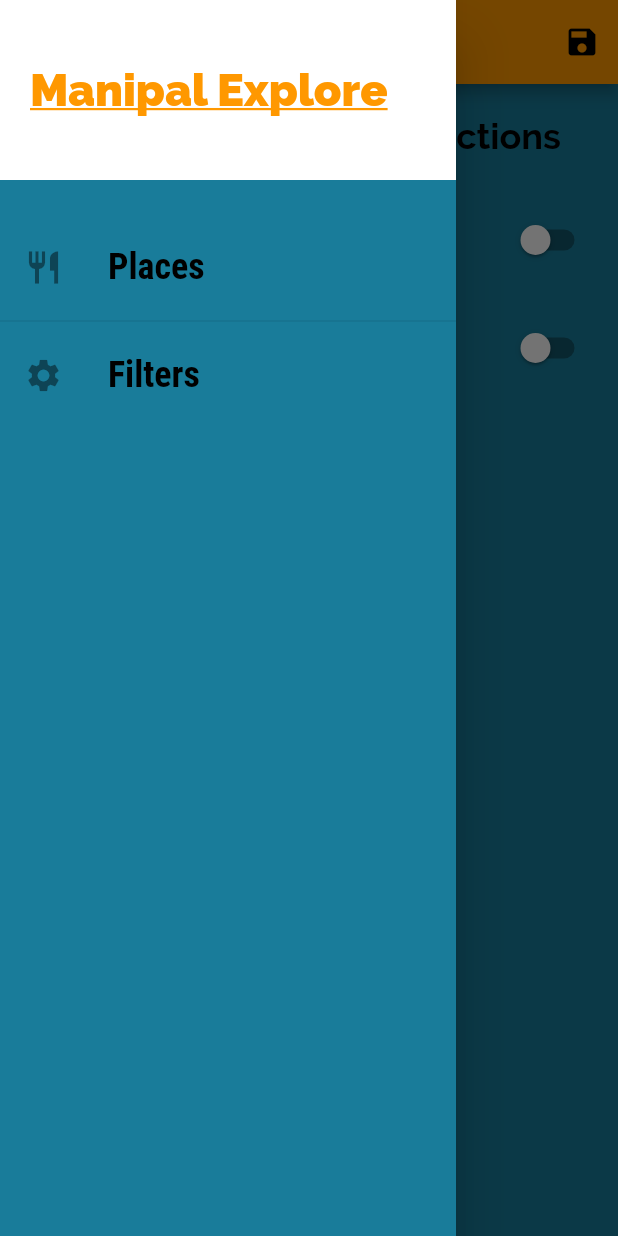
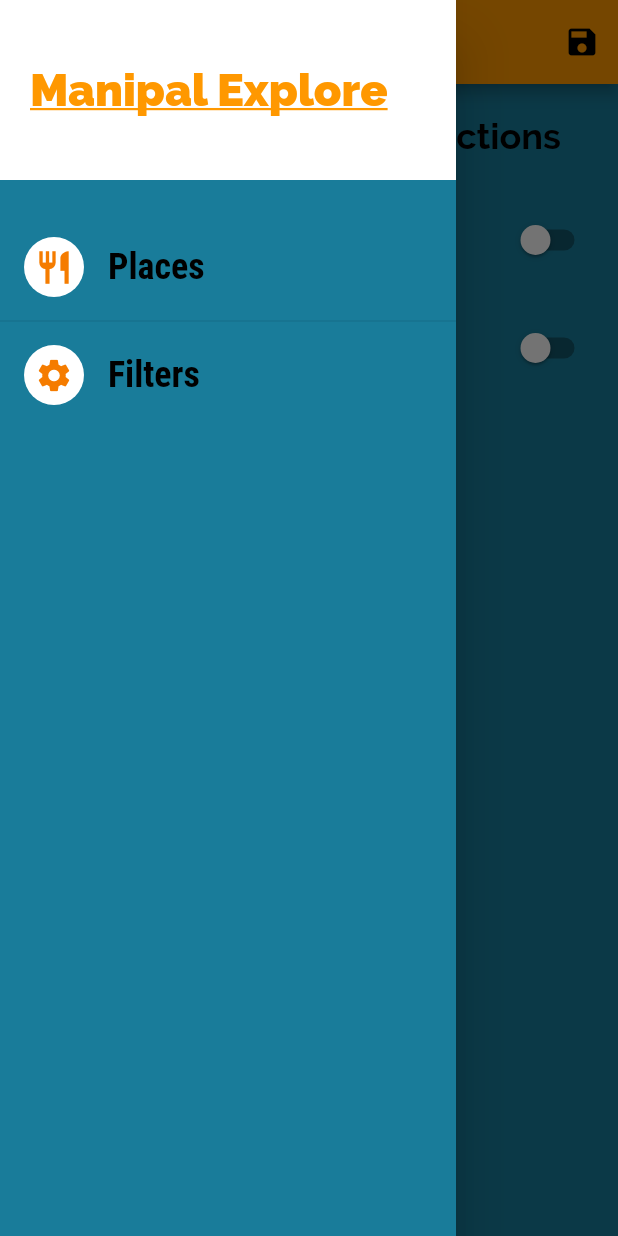
Before and after one commit to SanskaarPatni/Manipal-Explore-App, a Flutter app: the FiltersScreen screen opened by its route, with the side drawer open, on a phone screen of 412 x 824 dp. Run offline on Flutter 3.47's test engine with Material 2 defaults, Android fonts, the phone set to English and light mode, and no system bars; our stand-ins replace flutter_spinkit, google_fonts.

```diff
--- a/lib/dummy_data.dart
+++ b/lib/dummy_data.dart
@@ -5,7 +5,7 @@ import './models/place.dart';
 const DUMMY_CATEGORIES = const [
   Category(
     id: 'c1',
-    title: 'Restaurants',
+    title: 'Cafés',
     color: Colors.purple,
     imgPath: './images/cafe.png',
     description: 'Grab a quick bite!',
@@ -43,7 +43,7 @@ const DUMMY_CATEGORIES = const [
     title: 'Nature',
     color: Colors.green,
     imgPath: './images/beach.png',
-    description: 'Salty air,beaches sound good!',
+    description: 'Beaches, falls we have got it all',
   ),
   Category(
     id: 'c7',
@@ -68,7 +68,7 @@ const DUMMY_PLACES = const [
       ],
       title: 'The Egg Factory',
       imageUrl:
-          'https://upload.wikimedia.org/wikipedia/commons/thumb/2/20/Spaghetti_Bolognese_mit_Parmesan_oder_Grana_Padano.jpg/800px-Spaghetti_Bolognese_mit_Parmesan_oder_Grana_Padano.jpg',
+          'https://i0.wp.com/manipalblog.com/wp-content/uploads/2015/08/Egg-Factory-Manipal-Entrance.jpg?fit=1200%2C1600&ssl=1',
       description: 'Blah blaj',
       duration: 20,
       dummyBoolean1: false,
@@ -78,9 +78,9 @@ const DUMMY_PLACES = const [
       categories: [
         'c1',
       ],
-      title: 'Pai Tiffin',
+      title: 'Basil Cafe',
       imageUrl:
-          'https://upload.wikimedia.org/wikipedia/commons/thumb/2/20/Spaghetti_Bolognese_mit_Parmesan_oder_Grana_Padano.jpg/800px-Spaghetti_Bolognese_mit_Parmesan_oder_Grana_Padano.jpg',
+          'https://media-cdn.tripadvisor.com/media/photo-s/0c/25/24/93/basil.jpg',
       description: 'Blah blaj',
       duration: 20,
       dummyBoolean1: false,
@@ -92,7 +92,7 @@ const DUMMY_PLACES = const [
       ],
       title: 'Dollops',
       imageUrl:
-          'https://upload.wikimedia.org/wikipedia/commons/thumb/2/20/Spaghetti_Bolognese_mit_Parmesan_oder_Grana_Padano.jpg/800px-Spaghetti_Bolognese_mit_Parmesan_oder_Grana_Padano.jpg',
+          'https://content3.jdmagicbox.com/comp/udupi/43/0820P820STD40243/catalogue/dollops-manipal-udupi-home-delivery-restaurants-19n4ycv.png',
       description: 'Blah blaj',
       duration: 20,
       dummyBoolean1: false,
@@ -104,31 +104,19 @@ const DUMMY_PLACES = const [
       ],
       title: 'DeeTee',
       imageUrl:
-          'https://upload.wikimedia.org/wikipedia/commons/thumb/2/20/Spaghetti_Bolognese_mit_Parmesan_oder_Grana_Padano.jpg/800px-Spaghetti_Bolognese_mit_Parmesan_oder_Grana_Padano.jpg',
+          'https://i1.wp.com/manipalblog.com/wp-content/uploads/2018/11/DeeTee-Manipal.jpg',
       description: 'Blah blaj',
       duration: 20,
       dummyBoolean1: false,
       dummyBoolean2: false),
   Place(
-      id: 'm5',
-      categories: [
-        'c2',
-      ],
-      title: 'Zeal',
-      imageUrl:
-          'https://upload.wikimedia.org/wikipedia/commons/thumb/2/20/Spaghetti_Bolognese_mit_Parmesan_oder_Grana_Padano.jpg/800px-Spaghetti_Bolognese_mit_Parmesan_oder_Grana_Padano.jpg',
-      description: 'Blah blaj',
-      duration: 20,
-      dummyBoolean1: false,
-      dummyBoolean2: false),
-  Place(
-    id: 'm6',
+    id: 'm5',
     categories: [
       'c2',
     ],
-    title: 'Remix',
+    title: 'Zeal RoofTop',
     imageUrl:
-        'https://upload.wikimedia.org/wikipedia/commons/thumb/2/20/Spaghetti_Bolognese_mit_Parmesan_oder_Grana_Padano.jpg/800px-Spaghetti_Bolognese_mit_Parmesan_oder_Grana_Padano.jpg',
+        'https://content.jdmagicbox.com/comp/udupi/e3/0820px820.x820.180703131936.v6e3/catalogue/zeal-rooftop-and-grill-manipal-udupi-restaurants-0SmpdKpzcW.jpg',
     description: 'Blah blaj',
     duration: 20,
     dummyBoolean1: false,
@@ -141,7 +129,7 @@ const DUMMY_PLACES = const [
     ],
     title: 'Durgamba Temple',
     imageUrl:
-        'https://upload.wikimedia.org/wikipedia/commons/thumb/2/20/Spaghetti_Bolognese_mit_Parmesan_oder_Grana_Padano.jpg/800px-Spaghetti_Bolognese_mit_Parmesan_oder_Grana_Padano.jpg',
+        'https://images.jdmagicbox.com/comp/udupi/y2/0820px820.x820.190821210412.d2y2/catalogue/venugopal-temple-manipal-udupi-temples-a7107sk4es.jpg?clr=',
     description: 'Blah blaj',
     duration: 20,
     dummyBoolean1: false,
@@ -167,7 +155,7 @@ const DUMMY_PLACES = const [
     ],
     title: 'Manipal Lake Park',
     imageUrl:
-        'https://upload.wikimedia.org/wikipedia/commons/thumb/2/20/Spaghetti_Bolognese_mit_Parmesan_oder_Grana_Padano.jpg/800px-Spaghetti_Bolognese_mit_Parmesan_oder_Grana_Padano.jpg',
+        'https://lh3.googleusercontent.com/proxy/F1dsaekTpXewGpqs28vtO1dLf3cSTCzVqigmNut8sUto0aFsZd4enEPDDYMldug3s4rLSVWiIuoR4PQMy6ckMKNFR3XaOk98lT5eM9mvtLWU3bId3MaAknkME9pHIJ3X6s4a4PQxN3CxLaiALL3Q',
     description: 'Blah blaj',
     duration: 20,
     dummyBoolean1: false,
@@ -180,7 +168,7 @@ const DUMMY_PLACES = const [
     ],
     title: 'Manipal End Point',
     imageUrl:
-        'https://upload.wikimedia.org/wikipedia/commons/thumb/2/20/Spaghetti_Bolognese_mit_Parmesan_oder_Grana_Padano.jpg/800px-Spaghetti_Bolognese_mit_Parmesan_oder_Grana_Padano.jpg',
+        'https://content3.jdmagicbox.com/comp/udupi/e5/0820px820.x820.170928022054.h5e5/catalogue/manipal-end-point-park-manipal-udupi-parks-vqu9gzzo96.jpg',
     description: 'Blah blaj',
     duration: 20,
     dummyBoolean1: false,
@@ -193,7 +181,7 @@ const DUMMY_PLACES = const [
     ],
     title: 'Inox Cinemas',
     imageUrl:
-        'https://upload.wikimedia.org/wikipedia/commons/thumb/2/20/Spaghetti_Bolognese_mit_Parmesan_oder_Grana_Padano.jpg/800px-Spaghetti_Bolognese_mit_Parmesan_oder_Grana_Padano.jpg',
+        'https://themanipaljournal.com/wp-content/uploads/2015/11/inox-451x305.png',
     description: 'Blah blaj',
     duration: 20,
     dummyBoolean1: false,
@@ -206,7 +194,7 @@ const DUMMY_PLACES = const [
     ],
     title: 'Bharat Cinemas',
     imageUrl:
-        'https://upload.wikimedia.org/wikipedia/commons/thumb/2/20/Spaghetti_Bolognese_mit_Parmesan_oder_Grana_Padano.jpg/800px-Spaghetti_Bolognese_mit_Parmesan_oder_Grana_Padano.jpg',
+        'https://dhoom.filmipop.com/media//theatre/2017/Dec/1514095029-bharath.giii.jpg',
     description: 'Blah blaj',
     duration: 20,
     dummyBoolean1: false,
@@ -219,7 +207,7 @@ const DUMMY_PLACES = const [
     ],
     title: 'Hoode Beach',
     imageUrl:
-        'https://upload.wikimedia.org/wikipedia/commons/thumb/2/20/Spaghetti_Bolognese_mit_Parmesan_oder_Grana_Padano.jpg/800px-Spaghetti_Bolognese_mit_Parmesan_oder_Grana_Padano.jpg',
+        'https://insatiablewanderers.files.wordpress.com/2018/05/mg_3776_fotor.jpg?w=604',
     description: 'Blah blaj',
     duration: 20,
     dummyBoolean1: false,
@@ -230,9 +218,9 @@ const DUMMY_PLACES = const [
     categories: [
       'c6',
     ],
-    title: 'Malpe Beach',
+    title: 'Kaup Beach',
     imageUrl:
-        'https://drive.google.com/drive/u/0/folders/1ZYddrLDPKAs3F754NuG6VFUYDeeQb1ey',
+        'https://3.imimg.com/data3/KN/IW/MY-17460777/kaup-beach-tour-packages-500x500.jpg',
     description: 'Blah blaj',
     duration: 20,
     dummyBoolean1: false,
@@ -245,7 +233,7 @@ const DUMMY_PLACES = const [
     ],
     title: 'Kasturba Medical Hospital',
     imageUrl:
-        'https://upload.wikimedia.org/wikipedia/commons/thumb/2/20/Spaghetti_Bolognese_mit_Parmesan_oder_Grana_Padano.jpg/800px-Spaghetti_Bolognese_mit_Parmesan_oder_Grana_Padano.jpg',
+        'https://images.jdmagicbox.com/comp/udupi/e5/0820px820.x820.000968039916.m1e5/catalogue/kasturba-hospital-manipal-udupi-multispeciality-hospitals-8wajhru3yd.jpg?clr=#452d21',
     description: 'Blah blaj',
     duration: 20,
     dummyBoolean1: false,
@@ -258,7 +246,7 @@ const DUMMY_PLACES = const [
     ],
     title: 'MCOPS',
     imageUrl:
-        'https://upload.wikimedia.org/wikipedia/commons/thumb/2/20/Spaghetti_Bolognese_mit_Parmesan_oder_Grana_Padano.jpg/800px-Spaghetti_Bolognese_mit_Parmesan_oder_Grana_Padano.jpg',
+        'https://www.highereducationdigest.com/wp-content/uploads/2019/05/IMAGE-1-3-550x330.jpg',
     description: 'Blah blaj',
     duration: 20,
     dummyBoolean1: false,
--- a/lib/screens/favourites_screen.dart
+++ b/lib/screens/favourites_screen.dart
@@ -10,7 +10,7 @@ class FavouritesScreen extends StatelessWidget {
     if (favouritePlaces.isEmpty) {
       return Center(
         child: Text(
-          'No favourites yet-start adding some places you want to explore!',
+          'No favourites yet-Start adding some places you want to explore!',
           textAlign: TextAlign.center,
         ),
       );
--- a/lib/widgets/main_drawer.dart
+++ b/lib/widgets/main_drawer.dart
@@ -4,7 +4,8 @@ import '../screens/filters_screen.dart';
 class MainDrawer extends StatelessWidget {
   Widget buildListTile(String title, IconData icon, Function tapHandler) {
     return ListTile(
-      leading: Icon(icon, size: 26),
+      leading: CircleAvatar(
+          backgroundColor: Colors.white, child: Icon(icon, size: 26)),
       title: Text(
         title,
         style: TextStyle(
```
